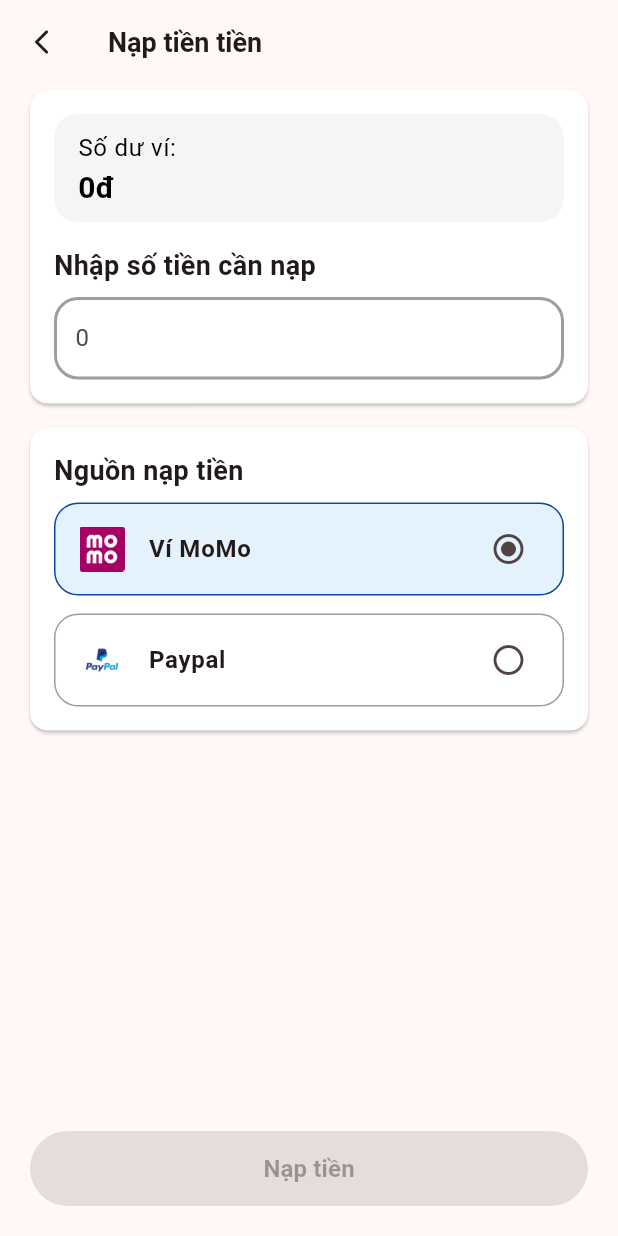
After one commit to HieuNT-2001/su_kien_tot, a Flutter app: the TopupPage screen opened by its route, on a phone screen of 412 x 824 dp. The commit adds this screen. Run offline on Flutter 3.47's test engine with Material 3 defaults, Android fonts, the phone set to English and light mode, and no system bars; our stand-ins replace camera, circular_countdown_timer, country_code_picker, dotted_border, go_router, permission_handler and 4 more; missing offline and left inert: image_gallery_saver_plus; network calls fail.

Commit message:
topup page

```diff
--- a/lib/pages/cashout/cashout_page.dart
+++ b/lib/pages/cashout/cashout_page.dart
@@ -77,7 +77,7 @@ class CashoutPageState extends State<CashoutPage> {
                     subtitle: const Text('0đ', style: TextStyle(fontSize: 20, fontWeight: FontWeight.bold)),
                   ),
                   const SizedBox(height: 16),
-                  const Text('Ngân hàng', style: TextStyle(fontSize: 16, fontWeight: FontWeight.w600)),
+                  const Text('Ngân hàng', style: TextStyle(fontSize: 18, fontWeight: FontWeight.bold)),
                   const SizedBox(height: 8),
                   ListTile(
                     onTap: () => context.push('/select-bank-page'),
@@ -90,7 +90,7 @@ class CashoutPageState extends State<CashoutPage> {
                     trailing: const Icon(Icons.chevron_right_rounded, size: 32, color: Colors.grey),
                   ),
                   const SizedBox(height: 16),
-                  const Text('Số tài khoản', style: TextStyle(fontSize: 16, fontWeight: FontWeight.w600)),
+                  const Text('Số tài khoản', style: TextStyle(fontSize: 18, fontWeight: FontWeight.bold)),
                   const SizedBox(height: 8),
                   Container(
                     height: 55,
@@ -106,7 +106,7 @@ class CashoutPageState extends State<CashoutPage> {
                     ),
                   ),
                   const SizedBox(height: 16),
-                  const Text('Nhập số tiền cần rút', style: TextStyle(fontSize: 16, fontWeight: FontWeight.w600)),
+                  const Text('Nhập số tiền cần rút', style: TextStyle(fontSize: 18, fontWeight: FontWeight.bold)),
                   const SizedBox(height: 8),
                   Container(
                     height: 55,
--- /dev/null
+++ b/lib/pages/topup/topup_page.dart
@@ -0,0 +1,137 @@
+import 'package:flutter/material.dart';
+import 'package:go_router/go_router.dart';
+
+class TopupPage extends StatefulWidget {
+  const TopupPage({super.key});
+
+  @override
+  TopupPageState createState() => TopupPageState();
+}
+
+class TopupPageState extends State<TopupPage> {
+  final _balanceController = TextEditingController();
+  bool isSelected = true;
+  bool canTopup = false;
+
+  void _updateCanWithdraw() {
+    bool enable = _balanceController.text.isNotEmpty;
+    if (enable != canTopup) {
+      setState(() => canTopup = enable);
+    }
+  }
+
+  @override
+  void initState() {
+    super.initState();
+    _balanceController.addListener(_updateCanWithdraw);
+  }
+
+  @override
+  void dispose() {
+    _balanceController.dispose();
+    super.dispose();
+  }
+
+  @override
+  Widget build(BuildContext context) {
+    return Scaffold(
+      appBar: AppBar(
+        title: const Text('Nạp tiền tiền', style: TextStyle(fontSize: 18, fontWeight: FontWeight.bold)),
+        leading: IconButton(icon: const Icon(Icons.arrow_back_ios_rounded, size: 20), onPressed: () => context.pop()),
+      ),
+      body: Padding(
+        padding: const EdgeInsets.symmetric(horizontal: 16),
+        child: Column(
+          children: [
+            Card(
+              color: Colors.white,
+              child: Padding(
+                padding: const EdgeInsets.all(16),
+                child: Column(
+                  crossAxisAlignment: CrossAxisAlignment.start,
+                  mainAxisSize: MainAxisSize.min,
+                  children: [
+                    ListTile(
+                      tileColor: Colors.grey[100],
+                      textColor: Colors.black,
+                      shape: RoundedRectangleBorder(borderRadius: BorderRadiusGeometry.circular(16)),
+                      title: const Text('Số dư ví:'),
+                      subtitle: const Text('0đ', style: TextStyle(fontSize: 20, fontWeight: FontWeight.bold)),
+                    ),
+                    const SizedBox(height: 16),
+                    const Text('Nhập số tiền cần nạp', style: TextStyle(fontSize: 18, fontWeight: FontWeight.bold)),
+                    const SizedBox(height: 8),
+                    Container(
+                      height: 55,
+                      padding: const EdgeInsets.symmetric(horizontal: 12),
+                      decoration: BoxDecoration(
+                        borderRadius: BorderRadius.circular(16),
+                        border: Border.all(color: Colors.grey, width: 2),
+                      ),
+                      alignment: Alignment.centerLeft,
+                      child: TextFormField(
+                        controller: _balanceController,
+                        decoration: const InputDecoration(hintText: '0', border: InputBorder.none),
+                      ),
+                    ),
+                  ],
+                ),
+              ),
+            ),
+            const SizedBox(height: 8),
+            Card(
+              color: Colors.white,
+              child: Padding(
+                padding: const EdgeInsets.all(16),
+                child: Column(
+                  crossAxisAlignment: CrossAxisAlignment.start,
+                  mainAxisSize: MainAxisSize.min,
+                  children: [
+                    const Text('Nguồn nạp tiền', style: TextStyle(fontSize: 18, fontWeight: FontWeight.bold)),
+                    const SizedBox(height: 8),
+                    ListTile(
+                      onTap: () => setState(() => isSelected = !isSelected),
+                      minTileHeight: 60,
+                      tileColor: isSelected ? Colors.blue[50] : null,
+                      shape: RoundedRectangleBorder(
+                        borderRadius: BorderRadiusGeometry.circular(16),
+                        side: BorderSide(color: isSelected ? Colors.blue.shade900 : Colors.grey),
+                      ),
+                      leading: Image.asset('assets/images/momo.png', width: 30, height: 30),
+                      title: const Text('Ví MoMo', style: TextStyle(fontWeight: FontWeight.bold)),
+                      trailing: Icon(isSelected ? Icons.radio_button_checked : Icons.radio_button_unchecked),
+                    ),
+                    const SizedBox(height: 12),
+                    ListTile(
+                      onTap: () => setState(() => isSelected = !isSelected),
+                      minTileHeight: 60,
+                      tileColor: !isSelected ? Colors.blue[50] : null,
+                      shape: RoundedRectangleBorder(
+                        borderRadius: BorderRadiusGeometry.circular(16),
+                        side: BorderSide(color: !isSelected ? Colors.blue.shade900 : Colors.grey),
+                      ),
+                      leading: Image.asset('assets/images/paypal.png', width: 30, height: 30),
+                      title: const Text('Paypal', style: TextStyle(fontWeight: FontWeight.bold)),
+                      trailing: Icon(!isSelected ? Icons.radio_button_checked : Icons.radio_button_unchecked),
+                    ),
+                  ],
+                ),
+              ),
+            ),
+          ],
+        ),
+      ),
+      bottomNavigationBar: Container(
+        padding: const EdgeInsets.all(20),
+        child: SizedBox(
+          height: 50,
+          child: ElevatedButton(
+            onPressed: canTopup ? () {} : null,
+            style: ElevatedButton.styleFrom(backgroundColor: Colors.blue[800], foregroundColor: Colors.white),
+            child: const Text('Nạp tiền', style: TextStyle(fontSize: 16, fontWeight: FontWeight.bold)),
+          ),
+        ),
+      ),
+    );
+  }
+}
--- a/lib/pages/wallet/expense_wallet.dart
+++ b/lib/pages/wallet/expense_wallet.dart
@@ -24,9 +24,7 @@ class ExpenseWallet extends StatelessWidget {
                     title: 'Ví chi phí',
                     color: Colors.green,
                     balance: '0 đ',
-                    action: () => context.read<AppState>().setExpenseVisible(
-                      !showExpense,
-                    ),
+                    action: () => context.read<AppState>().setExpenseVisible(!showExpense),
                     showBalance: context.read<AppState>().isExpenseVisible,
                   ),
                   Positioned(
@@ -36,11 +34,7 @@ class ExpenseWallet extends StatelessWidget {
                       onTap: () => context.pop(),
                       child: const CircleAvatar(
                         backgroundColor: Colors.green,
-                        child: Icon(
-                          Icons.arrow_back_ios_new_rounded,
-                          color: Colors.white,
-                          size: 32,
-                        ),
+                        child: Icon(Icons.arrow_back_ios_new_rounded, color: Colors.white, size: 32),
                       ),
                     ),
                   ),
@@ -48,12 +42,9 @@ class ExpenseWallet extends StatelessWidget {
               ),
               const SizedBox(height: 16),
               ElevatedButton.icon(
-                onPressed: () => context.push('/'),
+                onPressed: () => context.push('/topup-page'),
                 icon: const Icon(Icons.add_card_rounded),
-                label: const Text(
-                  'Rút tiền',
-                  style: TextStyle(fontWeight: FontWeight.bold),
-                ),
+                label: const Text('Nạp tiền', style: TextStyle(fontWeight: FontWeight.bold)),
                 style: ElevatedButton.styleFrom(
                   backgroundColor: Colors.white,
                   foregroundColor: Colors.green,
--- a/lib/routes/app_router.dart
+++ b/lib/routes/app_router.dart
@@ -12,6 +12,7 @@ import 'package:su_kien_tot/pages/help/help_page.dart';
 import 'package:su_kien_tot/pages/home/home_guest.dart';
 import 'package:su_kien_tot/pages/home/home_user.dart';
 import 'package:su_kien_tot/pages/select_bank/select_bank_page.dart';
+import 'package:su_kien_tot/pages/topup/topup_page.dart';
 import 'package:su_kien_tot/pages/verification/face_capture.dart';
 import 'package:su_kien_tot/pages/verification/verification_complete.dart';
 import 'package:su_kien_tot/pages/verification/id_card_capture.dart';
@@ -110,6 +111,7 @@ class AppRouter {
       ),
       GoRoute(path: '/cashout-page', builder: (context, state) => const CashoutPage()),
       GoRoute(path: '/select-bank-page', builder: (context, state) => const SelectBankPage()),
+      GoRoute(path: '/topup-page', builder: (context, state) => const TopupPage()),
       StatefulShellRoute.indexedStack(
         builder: (context, state, navigationShell) {
           return Scaffold(
```
Also changed, not shown: assets/images/momo.png (added), assets/images/paypal.png (added).
